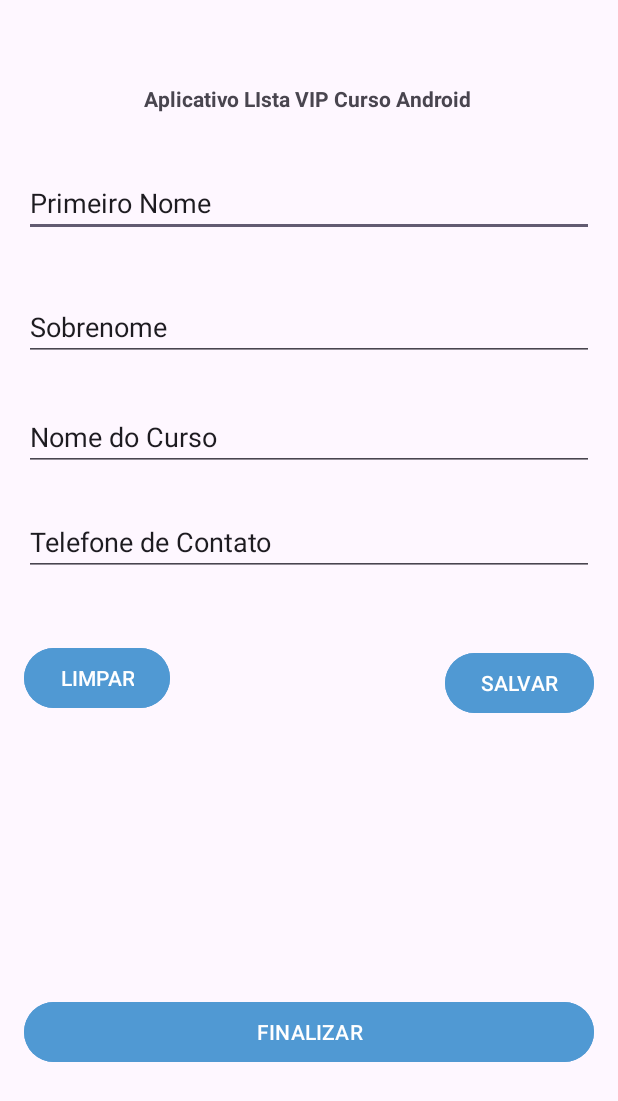
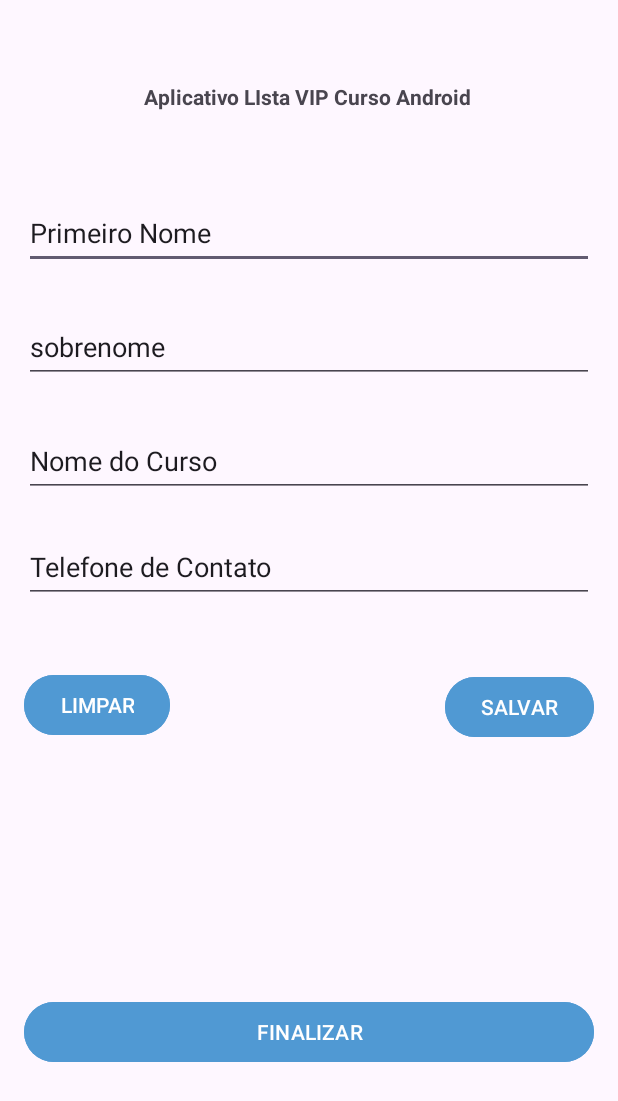
Before and after one commit to gabrielBMS0103/aplicativos-mobile-android, an Android app: the screen it shows after launch (MainActivity), on a phone screen of 412 x 824 dp. Shown: the top 1101 px of the screen. Run offline under Robolectric (Android 15) with nearby library versions, the phone set to English and light mode, and no system bars.

Commit message:
Criar o layout do aplicativo Customização

```diff
--- a/Applistadecurso/app/src/main/res/layout/activity_main.xml
+++ b/Applistadecurso/app/src/main/res/layout/activity_main.xml
@@ -10,8 +10,8 @@
     <TextView
         android:id="@+id/textView"
         android:layout_width="wrap_content"
-        android:layout_height="wrap_content"
-        android:text="Aplicativo LIsta VIP Curso Android"
+        android:layout_height="48dp"
+        android:text="@string/txt_titulo"
         android:textStyle="bold"
         app:layout_constraintBottom_toBottomOf="parent"
         app:layout_constraintEnd_toEndOf="parent"
@@ -21,49 +21,49 @@
         app:layout_constraintVertical_bias="0.052" />
 
     <EditText
-        android:id="@+id/editTextText"
+        android:id="@+id/editprimeironome"
         android:layout_width="match_parent"
-        android:layout_height="wrap_content"
+        android:layout_height="48dp"
         android:ems="10"
         android:inputType="text"
-        android:text="Primeiro Nome"
-        app:layout_constraintBottom_toTopOf="@+id/editTextText2"
+        android:text="@string/txt_hint_edit_primeiro_nome"
+        app:layout_constraintBottom_toTopOf="@+id/editsobrenome"
         app:layout_constraintTop_toBottomOf="@+id/textView"
         tools:layout_editor_absoluteX="98dp" />
 
     <EditText
-        android:id="@+id/editTextText2"
+        android:id="@+id/editsobrenome"
         android:layout_width="match_parent"
-        android:layout_height="wrap_content"
+        android:layout_height="48dp"
         android:layout_marginBottom="304dp"
         android:ems="10"
         android:inputType="text"
-        android:text="Sobrenome"
+        android:text="@string/txt_hint_edit_Sobrenome"
         app:layout_constraintBottom_toTopOf="@+id/button3"
         app:layout_constraintTop_toBottomOf="@+id/textView"
         tools:layout_editor_absoluteX="0dp" />
 
     <EditText
-        android:id="@+id/editTextText3"
+        android:id="@+id/editnomedocurso"
         android:layout_width="match_parent"
-        android:layout_height="wrap_content"
+        android:layout_height="48dp"
         android:layout_marginTop="28dp"
         android:ems="10"
         android:inputType="text"
-        android:text="Nome do Curso "
-        app:layout_constraintTop_toBottomOf="@+id/editTextText2"
+        android:text="@string/txt_hint_edit_Nome_do_Curso"
+        app:layout_constraintTop_toBottomOf="@+id/editsobrenome"
         tools:layout_editor_absoluteX="0dp" />
 
     <EditText
-        android:id="@+id/editTextText4"
+        android:id="@+id/edittelefonedecontato"
         android:layout_width="match_parent"
-        android:layout_height="wrap_content"
+        android:layout_height="48dp"
         android:ems="10"
         android:inputType="text"
-        android:text="Telefone de Contato "
+        android:text="@string/txt_hint_edit_Telefone_de_Contato"
         app:layout_constraintBottom_toTopOf="@+id/button3"
         app:layout_constraintStart_toStartOf="parent"
-        app:layout_constraintTop_toBottomOf="@+id/editTextText3"
+        app:layout_constraintTop_toBottomOf="@+id/editnomedocurso"
         app:layout_constraintVertical_bias="0.08" />
 
     <Button
@@ -72,12 +72,12 @@
         android:layout_height="wrap_content"
         android:layout_marginTop="40dp"
         android:backgroundTint="@color/Azul"
-        android:text="LIMPAR"
+        android:text="@string/txt_buton_limpar"
         app:layout_constraintBottom_toTopOf="@+id/button3"
         app:layout_constraintEnd_toStartOf="@+id/button2"
         app:layout_constraintHorizontal_bias="0.0"
         app:layout_constraintStart_toStartOf="parent"
-        app:layout_constraintTop_toBottomOf="@+id/editTextText4"
+        app:layout_constraintTop_toBottomOf="@+id/edittelefonedecontato"
         app:layout_constraintVertical_bias="0.022" />
 
     <Button
@@ -86,12 +86,12 @@
         android:layout_height="wrap_content"
         android:layout_marginTop="24dp"
         android:backgroundTint="@color/Azul"
-        android:text="SALVAR"
+        android:text="@string/txt_buton_salvar"
         app:layout_constraintBottom_toTopOf="@+id/button3"
         app:layout_constraintEnd_toEndOf="parent"
         app:layout_constraintHorizontal_bias="1.0"
         app:layout_constraintStart_toStartOf="parent"
-        app:layout_constraintTop_toBottomOf="@+id/editTextText4"
+        app:layout_constraintTop_toBottomOf="@+id/edittelefonedecontato"
         app:layout_constraintVertical_bias="0.113" />
 
     <Button
@@ -101,7 +101,7 @@
         android:layout_marginBottom="96dp"
 
         android:backgroundTint="@color/Azul"
-        android:text="FINALIZAR"
+        android:text="@string/txt_buton_finalizar"
         app:layout_constraintBottom_toBottomOf="parent"
         tools:layout_editor_absoluteX="1dp" />
 
--- a/Applistadecurso/app/src/main/res/values/strings.xml
+++ b/Applistadecurso/app/src/main/res/values/strings.xml
@@ -1,3 +1,13 @@
 <resources>
     <string name="app_name">Applistadecurso</string>
+    <string name="txt_titulo">Aplicativo LIsta VIP Curso Android</string>
+    <string name="txt_hint_edit_primeiro_nome">Primeiro Nome</string>
+    <string name="txt_hint_edit_Sobrenome">sobrenome</string>
+    <string name="txt_hint_edit_Nome_do_Curso">Nome do Curso</string>
+    <string name="txt_hint_edit_Telefone_de_Contato">Telefone de Contato</string>
+    <string name="txt_buton_limpar">LIMPAR</string>
+    <string name="txt_buton_salvar">SALVAR</string>
+    <string name="txt_buton_finalizar">FINALIZAR</string>
+
+
 </resources>
```
